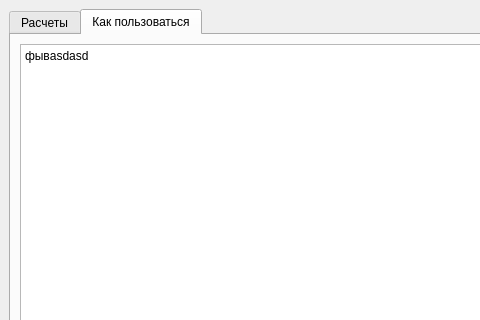
Qt form gui/ui/untitled.ui (MrFreemanes/pyside6-app-template) before a commit; both pictures show x 0 to 480 and y 0 to 320 of the 600 by 430 pixel window.
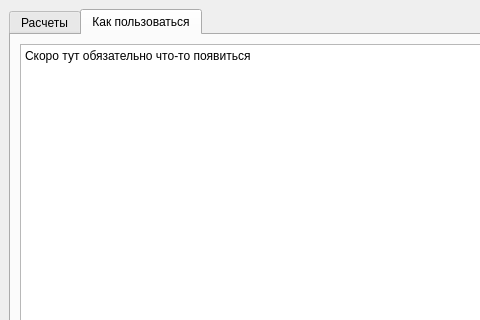
The same form after that commit. The open tabs and pages were chosen to show the change.

```diff
--- a/gui/ui/untitled.ui
+++ b/gui/ui/untitled.ui
@@ -91,8 +91,7 @@
 li.unchecked::marker { content: &quot;\2610&quot;; }
 li.checked::marker { content: &quot;\2612&quot;; }
 &lt;/style&gt;&lt;/head&gt;&lt;body style=&quot; font-family:'Segoe UI'; font-size:9pt; font-weight:400; font-style:normal;&quot;&gt;
-&lt;p style=&quot; margin-top:0px; margin-bottom:0px; margin-left:0px; margin-right:0px; -qt-block-indent:0; text-indent:0px;&quot;&gt;фывasdasd&lt;/p&gt;
-&lt;p style=&quot;-qt-paragraph-type:empty; margin-top:0px; margin-bottom:0px; margin-left:0px; margin-right:0px; -qt-block-indent:0; text-indent:0px;&quot;&gt;&lt;br /&gt;&lt;/p&gt;&lt;/body&gt;&lt;/html&gt;</string>
+&lt;p style=&quot; margin-top:0px; margin-bottom:0px; margin-left:0px; margin-right:0px; -qt-block-indent:0; text-indent:0px;&quot;&gt;Скоро тут обязательно что-то появиться&lt;/p&gt;&lt;/body&gt;&lt;/html&gt;</string>
           </property>
          </widget>
         </item>
```
